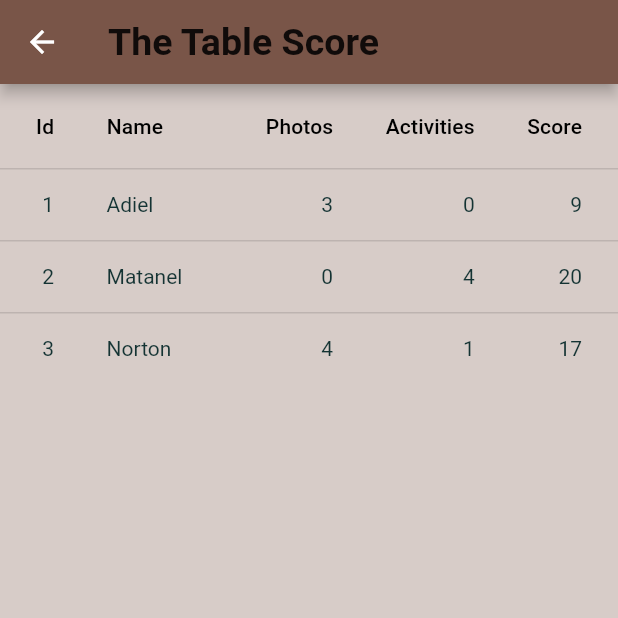
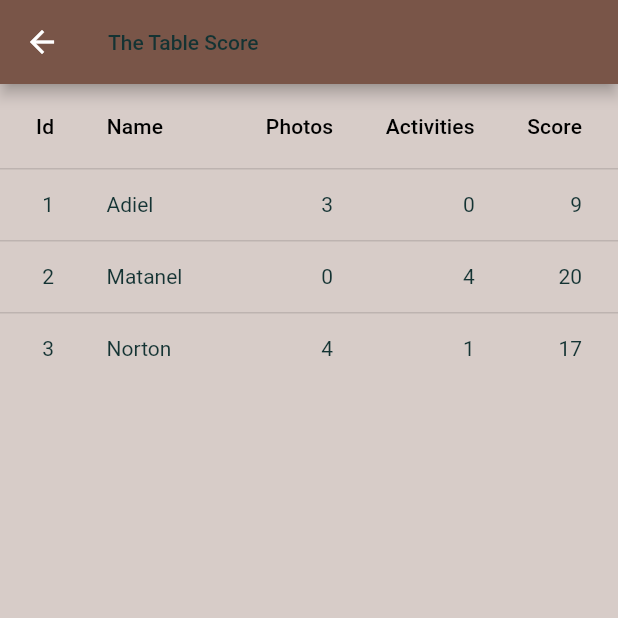
Before and after one commit to Matanel1995/Grandma_Project, a Flutter app: the TableScore screen opened directly, on a phone screen of 412 x 824 dp, the top half of it. Run offline on Flutter 3.47's test engine with Material 2 defaults, Android fonts, the phone set to English and light mode, and no system bars; our stand-ins replace cloud_firestore, firebase_auth, firebase_core, firebase_storage, flutter_signin_button, google_fonts and 3 more; accounts and stored records are empty; Roboto replaces fonts that are missing (Raleway, RobotoCondensed).

Commit message:
Controlling from main - text,title,colors

```diff
--- a/lib/screens/table_score.dart
+++ b/lib/screens/table_score.dart
@@ -10,6 +10,20 @@ class TableScore extends StatefulWidget {
   State<TableScore> createState() => _FiltersScreenState();
 }
 
+Widget buildText(BuildContext context, String text) {
+  return Text(
+    text,
+    style: Theme.of(context).textTheme.bodyText2,
+  );
+}
+
+Widget buildTitle(BuildContext context, String text) {
+  return Text(
+    text,
+    style: Theme.of(context).textTheme.bodyText1,
+  );
+}
+
 class _FiltersScreenState extends State<TableScore> {
   bool sort = true;
   @override
@@ -18,10 +32,7 @@ class _FiltersScreenState extends State<TableScore> {
         backgroundColor: Theme.of(context).backgroundColor,
         appBar: AppBar(
           backgroundColor: Theme.of(context).scaffoldBackgroundColor,
-          title: Text(
-            'The Table Score',
-            style: Theme.of(context).textTheme.titleMedium,
-          ),
+          title: buildTitle(context, 'The Table Score'),
         ),
         // drawer: const MainDrawer(),
         body: DataTable(
--- a/lib/screens/welcome_screen.dart
+++ b/lib/screens/welcome_screen.dart
@@ -3,6 +3,7 @@
 import 'package:cloud_firestore/cloud_firestore.dart';
 import 'package:firebase_auth/firebase_auth.dart';
 import 'package:flutter/material.dart';
+import 'package:google_signin/main.dart';
 import 'package:google_signin/models/variables.dart';
 import 'package:google_signin/screens/home_screen.dart';
 
@@ -36,7 +37,7 @@ class WelcomeScreen extends StatelessWidget {
             return HomeScreen();
           } else if (snapshot.hasError) {
             return Center(
-              child: Text('Somthing went wrong'),
+              child: buildText(context, 'Somthing went wrong'),
             );
           } else {
             return LoginPage();
```
